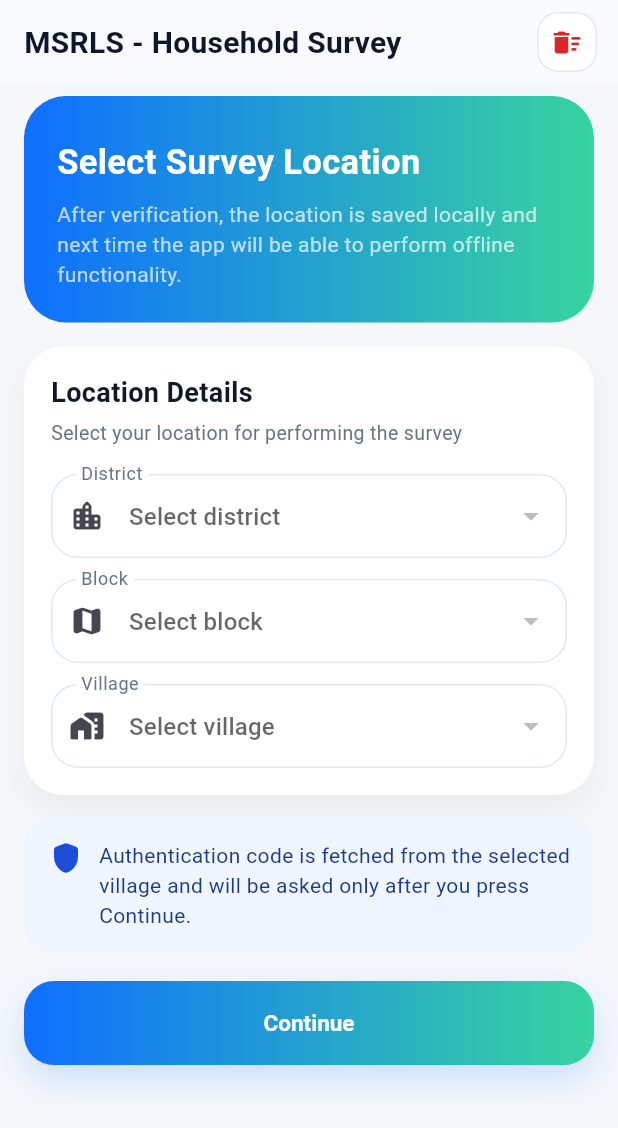
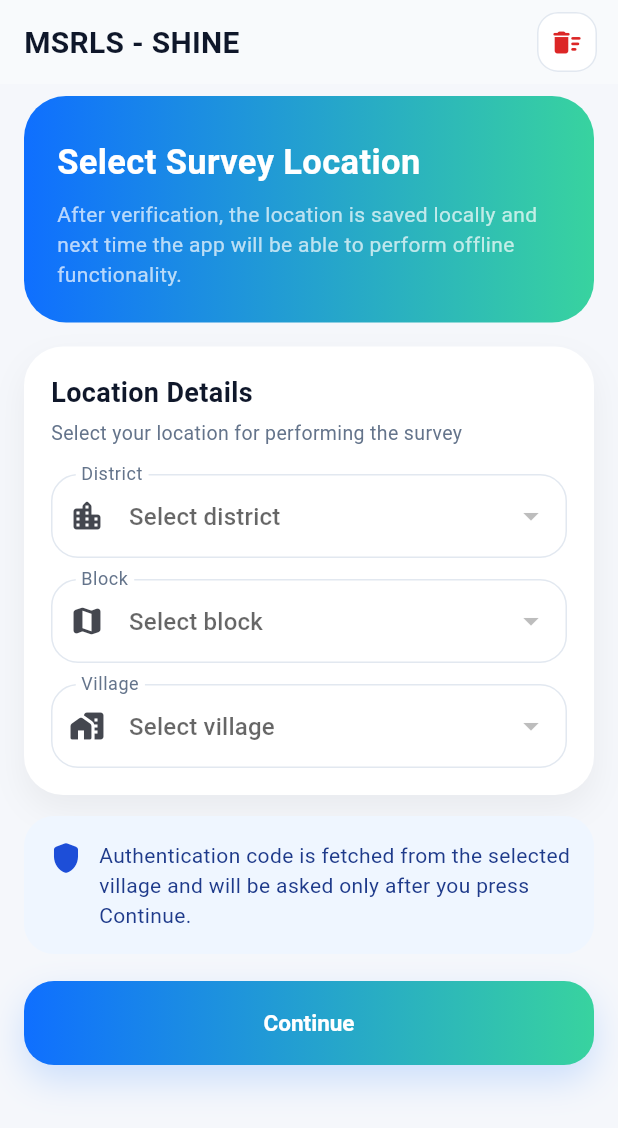
Before and after one commit to Shaphrang/shg-survey, a Flutter app: the screen it shows after launch, on a phone screen of 412 x 824 dp. Shown: the top 1128 px of the screen. Run offline on Flutter 3.47's test engine with Material 3 defaults, Android fonts, the phone set to English and light mode, and no system bars; our stand-ins replace hive, hive_flutter, internet_connection_checker_plus, supabase_flutter; accounts and stored records are empty.

```diff
--- a/lib/features/survey/screens/household_entry_screen.dart
+++ b/lib/features/survey/screens/household_entry_screen.dart
@@ -959,7 +959,7 @@ class _HouseholdEntryScreenState extends State<HouseholdEntryScreen>
                   ),
                   SizedBox(height: 14),
                   Text(
-                    'Survey Menu',
+                    'SHINE Menu',
                     style: TextStyle(
                       color: Colors.white,
                       fontWeight: FontWeight.w800,
--- a/lib/features/survey/screens/location_setup_screen.dart
+++ b/lib/features/survey/screens/location_setup_screen.dart
@@ -474,7 +474,7 @@ class _LocationSetupScreenState extends State<LocationSetupScreen> {
       centerTitle: false,
       titleSpacing: 16,
       title: const Text(
-        "MSRLS - Household Survey",
+        "MSRLS - SHINE",
         style: TextStyle(
           fontSize: 20,
           fontWeight: FontWeight.w700,
--- a/lib/features/survey/screens/splash_screen.dart
+++ b/lib/features/survey/screens/splash_screen.dart
@@ -100,9 +100,9 @@ class _SplashScreenState extends State<SplashScreen> {
             begin: Alignment.topLeft,
             end: Alignment.bottomRight,
             colors: [
-              Color(0xFF0F6FFF),
-              Color(0xFF2F80ED),
-              Color(0xFF38D39F),
+              Color(0xFF155E63),
+              Color(0xFF1F8A5B),
+              Color(0xFF7CB342),
             ],
           ),
         ),
@@ -133,7 +133,7 @@ class _SplashScreenState extends State<SplashScreen> {
                   ),
                   const SizedBox(height: 22),
                   const Text(
-                    "SHG Survey",
+                    "Welcome to SHINE",
                     style: TextStyle(
                       color: Colors.white,
                       fontSize: 28,
--- a/pubspec.yaml
+++ b/pubspec.yaml
@@ -16,7 +16,7 @@ publish_to: 'none' # Remove this line if you wish to publish to pub.dev
 # https://developer.apple.com/library/archive/documentation/General/Reference/InfoPlistKeyReference/Articles/CoreFoundationKeys.html
 # In Windows, build-name is used as the major, minor, and patch parts
 # of the product and file versions while build-number is used as the build suffix.
-version: 1.0.0+1
+version: 1.0.2+2
 
 environment:
   sdk: ^3.11.0
```
